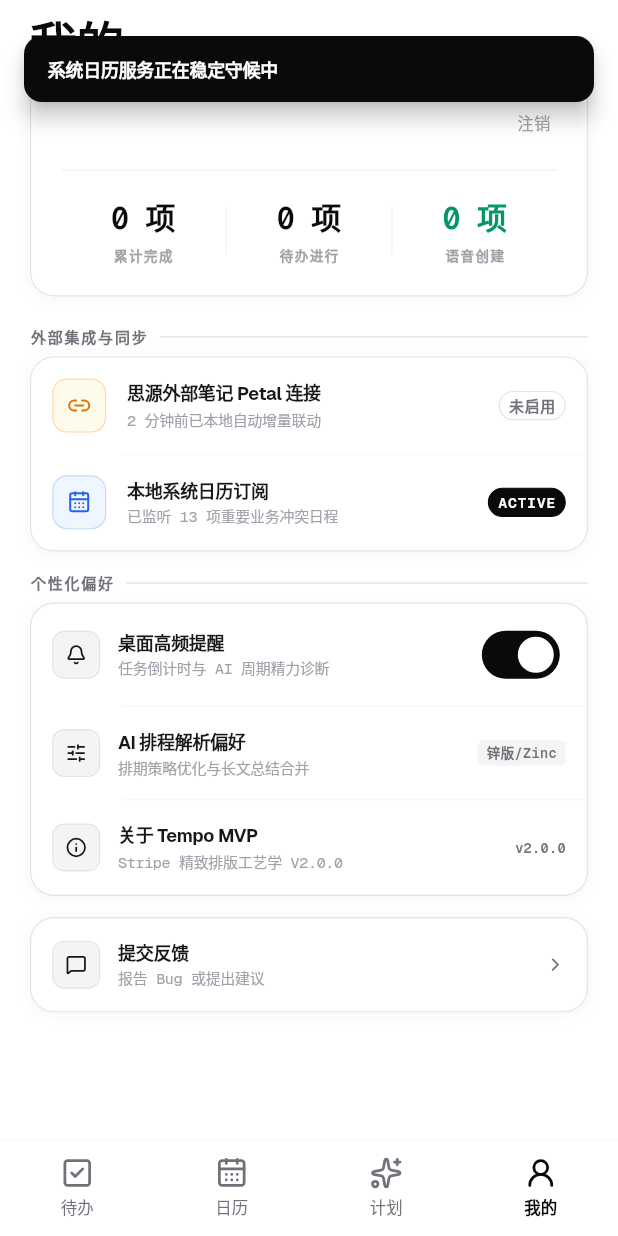
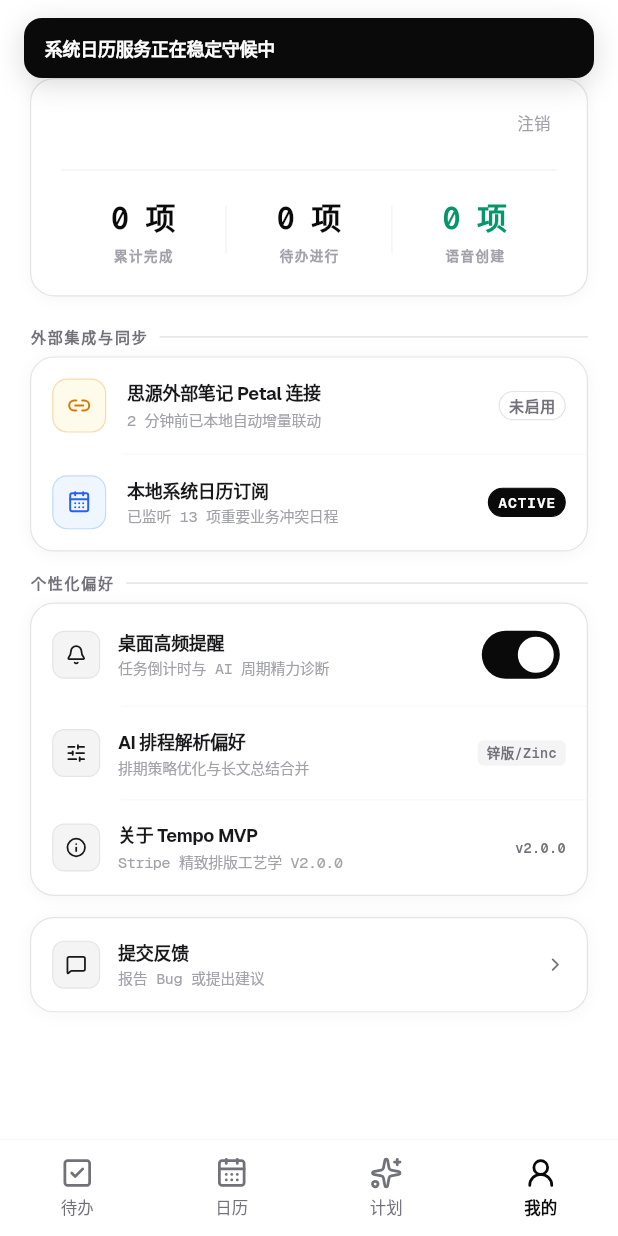
Before and after one commit to nsxzhou/tempo, a Flutter app: the SettingsPage screen opened by its route, after a tap on "本地系统日历订阅", on a phone screen of 412 x 824 dp. Run offline on Flutter 3.47's test engine with Material 3 defaults, Android fonts, the light colour scheme and no system bars; our stand-ins replace connectivity_plus, dio, drift, flutter_dotenv, flutter_local_notifications, flutter_lucide and 6 more; missing offline and left inert: record; accounts and stored records are empty; generated files the repository leaves out were written again; network calls fail; project files that could hold a hidden picture were left out.

Commit message:
feat(ui): refactor TempoSnackbar to overlay and add confirm dialog
Signed-off-by: nsxz1114 <nsxz1114@users.noreply.github.com>

```diff
--- a/lib/core/widgets/tempo/src/tempo_snackbar.dart
+++ b/lib/core/widgets/tempo/src/tempo_snackbar.dart
@@ -1,22 +1,21 @@
-// TempoSnackbar — 顶部黑色 Toast（对应 prototype Snackbar.tsx）
+// TempoSnackbar — 顶部黑色 Toast（Overlay 实现，避免 ScaffoldMessenger 顿挫）
 // bg #0A0A0A 白字 + 可选撤销链接 + 3s 自动消失
 
 import 'dart:async';
 
 import 'package:flutter/material.dart';
-import 'package:flutter_riverpod/flutter_riverpod.dart';
 
-import '../../../../app_providers.dart';
 import '../../../theme/app_theme.dart';
 
 class TempoSnackbar {
   TempoSnackbar._();
 
   static const _defaultDuration = Duration(milliseconds: 3000);
+  static OverlayEntry? _currentEntry;
   static Timer? _autoDismissTimer;
+  static void Function({bool immediate})? _dismissHost;
 
   /// 显示一条顶部黑色 Toast。
-  /// [message] 正文;[undoLabel]/[onUndo] 可选撤销链接。
   static void show(
     BuildContext context, {
     required String message,
@@ -24,26 +23,210 @@ class TempoSnackbar {
     Future<void> Function()? onUndo,
     Duration duration = _defaultDuration,
   }) {
-    final container = ProviderScope.containerOf(context, listen: false);
-    final messengerKey = container.read(scaffoldMessengerKeyProvider);
-    final rootState = messengerKey.currentState;
-    final messenger = rootState ?? ScaffoldMessenger.of(context);
+    final overlay = Overlay.maybeOf(context, rootOverlay: true);
+    if (overlay == null) return;
+
+    _showOverlay(
+      overlay: overlay,
+      context: context,
+      message: message,
+      undoLabel: undoLabel,
+      onUndo: onUndo,
+      duration: duration,
+    );
+  }
+
+  /// 通过全局 Navigator Key 显示 Toast（后台任务创建等无局部 Context 场景）。
+  static void showGlobal({
+    required GlobalKey<NavigatorState> navigatorKey,
+    BuildContext? layoutContext,
+    required String message,
+    String? undoLabel,
+    Future<void> Function()? onUndo,
+    Duration duration = _defaultDuration,
+  }) {
+    final overlay = navigatorKey.currentState?.overlay;
+    if (overlay == null) return;
+
+    final navContext = navigatorKey.currentContext;
+    if (navContext == null) return;
+
+    _showOverlay(
+      overlay: overlay,
+      context: layoutContext ?? navContext,
+      message: message,
+      undoLabel: undoLabel,
+      onUndo: onUndo,
+      duration: duration,
+    );
+  }
+
+  static void _showOverlay({
+    required OverlayState overlay,
+    required BuildContext context,
+    required String message,
+    String? undoLabel,
+    Future<void> Function()? onUndo,
+    required Duration duration,
+  }) {
+    _dismissCurrent(immediate: true);
 
     final media = MediaQuery.of(context);
-    // SnackBar 默认贴底；用大 bottom margin 将其推到状态栏下方
-    const estimatedBarHeight = 56.0;
-    final topMargin = media.size.height -
-        media.padding.top -
-        estimatedBarHeight -
-        12;
+    final top = media.padding.top + 12;
 
+    late OverlayEntry entry;
+    entry = OverlayEntry(
+      builder: (overlayContext) {
+        return _TempoToastHost(
+          top: top,
+          message: message,
+          undoLabel: undoLabel,
+          onUndo: onUndo == null
+              ? null
+              : () {
+                  _dismissCurrent();
+                  onUndo();
+                },
+          onRemoved: () {
+            entry.remove();
+            if (_currentEntry == entry) {
+              _currentEntry = null;
+              _dismissHost = null;
+            }
+          },
+          registerDismiss: (dismiss) {
+            _dismissHost = dismiss;
+          },
+        );
+      },
+    );
+
+    _currentEntry = entry;
+    overlay.insert(entry);
+
+    _autoDismissTimer = Timer(duration, () => _dismissCurrent());
+  }
+
+  static void _dismissCurrent({bool immediate = false}) {
     _autoDismissTimer?.cancel();
-    messenger.hideCurrentSnackBar();
+    _autoDismissTimer = null;
 
-    messenger.showSnackBar(
-      SnackBar(
-        content: Text(
-          message,
+    final dismiss = _dismissHost;
+    if (dismiss != null) {
+      dismiss(immediate: immediate);
+      return;
+    }
+
+    _currentEntry?.remove();
+    _currentEntry = null;
+    _dismissHost = null;
+  }
+}
+
+class _TempoToastHost extends StatefulWidget {
+  final double top;
+  final String message;
+  final String? undoLabel;
+  final VoidCallback? onUndo;
+  final VoidCallback onRemoved;
+  final void Function(void Function({bool immediate}) dismiss) registerDismiss;
+
+  const _TempoToastHost({
+    required this.top,
+    required this.message,
+    required this.undoLabel,
+    required this.onUndo,
+    required this.onRemoved,
+    required this.registerDismiss,
+  });
+
+  @override
+  State<_TempoToastHost> createState() => _TempoToastHostState();
+}
+
+class _TempoToastHostState extends State<_TempoToastHost>
+    with SingleTickerProviderStateMixin {
+  late AnimationController _controller;
+  late Animation<Offset> _slide;
+  late Animation<double> _fade;
+  bool _removed = false;
+
+  @override
+  void initState() {
+    super.initState();
+    _controller = AnimationController(
+      vsync: this,
+      duration: const Duration(milliseconds: 220),
+      reverseDuration: const Duration(milliseconds: 180),
+    );
+    _slide = Tween<Offset>(
+      begin: const Offset(0, -1),
+      end: Offset.zero,
+    ).animate(CurvedAnimation(
+      parent: _controller,
+      curve: Curves.easeOutCubic,
+      reverseCurve: Curves.easeInCubic,
+    ));
+    _fade = CurvedAnimation(
+      parent: _controller,
+      curve: Curves.easeOut,
+      reverseCurve: Curves.easeIn,
+    );
+    widget.registerDismiss(_dismiss);
+    _controller.forward();
+  }
+
+  void _dismiss({bool immediate = false}) {
+    if (_removed) return;
+    if (immediate || !_controller.isCompleted) {
+      _finishRemove();
+      return;
+    }
+    _controller.reverse().then((_) => _finishRemove());
+  }
+
+  void _finishRemove() {
+    if (_removed) return;
+    _removed = true;
+    widget.onRemoved();
+  }
+
+  @override
+  void dispose() {
+    _controller.dispose();
+    super.dispose();
+  }
+
+  @override
+  Widget build(BuildContext context) {
+    return Positioned(
+      top: widget.top,
+      left: 16,
+      right: 16,
+      child: SlideTransition(
+        position: _slide,
+        child: FadeTransition(
+          opacity: _fade,
+          child: Material(
+            color: Colors.transparent,
+            child: Container(
+              padding: const EdgeInsets.symmetric(horizontal: 14, vertical: 12),
+              decoration: BoxDecoration(
+                color: AppTheme.fg,
+                borderRadius: BorderRadius.circular(AppTheme.radiusMd),
+                boxShadow: const [
+                  BoxShadow(
+                    color: Color(0x26000000),
+                    blurRadius: 16,
+                    offset: Offset(0, 4),
+                  ),
+                ],
+              ),
+              child: Row(
+                children: [
+                  Expanded(
+                    child: Text(
+                      widget.message,
                       style: const TextStyle(
                         fontSize: 12,
                         fontWeight: FontWeight.w600,
@@ -52,29 +235,27 @@ class TempoSnackbar {
                         color: AppTheme.bg,
                       ),
                     ),
-        backgroundColor: AppTheme.fg,
-        behavior: SnackBarBehavior.floating,
-        dismissDirection: DismissDirection.up,
-        shape: RoundedRectangleBorder(
-          borderRadius: BorderRadius.circular(AppTheme.radiusMd),
                   ),
-        margin: EdgeInsets.fromLTRB(16, 0, 16, topMargin),
-        duration: duration,
-        action: (undoLabel != null && onUndo != null)
-            ? SnackBarAction(
-                label: undoLabel,
-                textColor: AppTheme.bg,
-                onPressed: () {
-                  _autoDismissTimer?.cancel();
-                  messenger.hideCurrentSnackBar();
-                  onUndo();
-                },
-              )
-            : null,
+                  if (widget.undoLabel != null && widget.onUndo != null) ...[
+                    const SizedBox(width: 12),
+                    GestureDetector(
+                      onTap: widget.onUndo,
+                      child: Text(
+                        widget.undoLabel!,
+                        style: const TextStyle(
+                          fontSize: 12,
+                          fontWeight: FontWeight.w700,
+                          color: AppTheme.bg,
+                        ),
+                      ),
+                    ),
+                  ],
+                ],
+              ),
+            ),
+          ),
+        ),
       ),
     );
-
-    // GoRouter ShellRoute 下内置 duration 计时不可靠，手动 Timer 兜底
-    _autoDismissTimer = Timer(duration, messenger.hideCurrentSnackBar);
   }
 }
--- a/lib/core/widgets/tempo/tempo.dart
+++ b/lib/core/widgets/tempo/tempo.dart
@@ -19,3 +19,4 @@ export 'src/tempo_stat_tile.dart';
 export 'src/tempo_priority_dot.dart';
 export 'src/tempo_snackbar.dart';
 export 'src/tempo_date_picker.dart';
+export 'src/tempo_confirm_dialog.dart';
```
Also changed, not shown: lib/core/widgets/tempo/src/tempo_confirm_dialog.dart (added, +140 -0 lines). Lines whose indentation alone changed are shown as unchanged.
